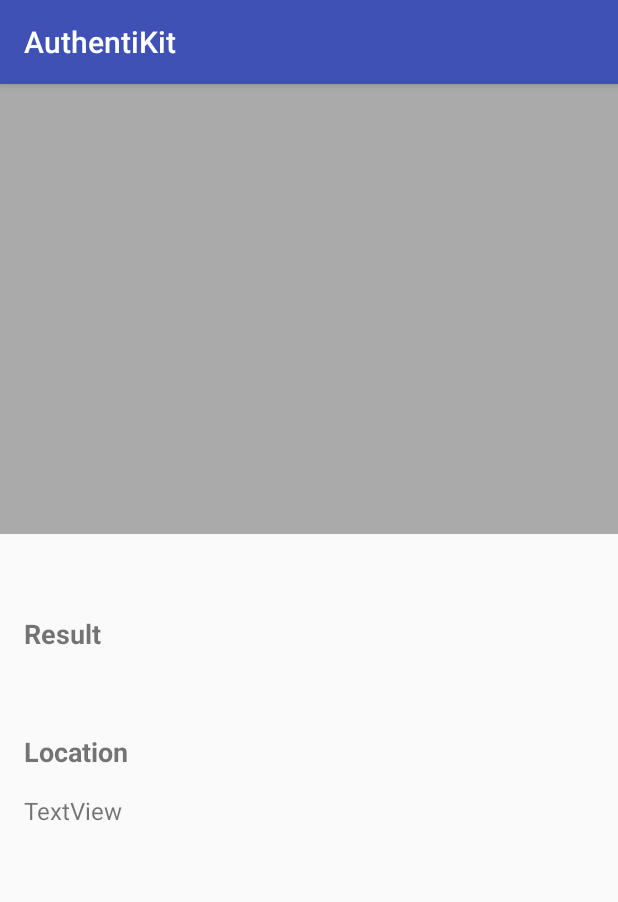
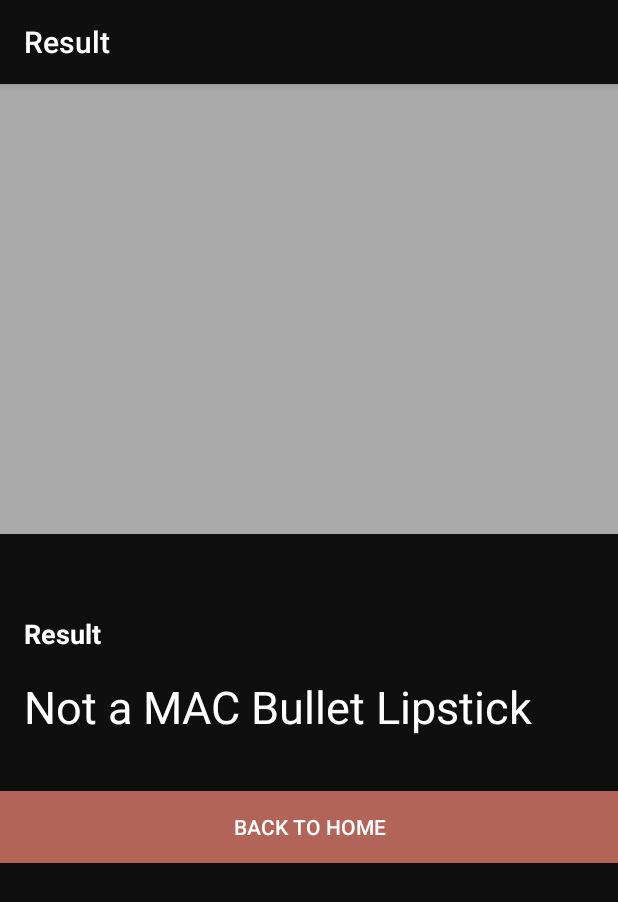
Before and after one commit to moldezjosh/CapstoneProject, an Android app: the ResultActivity screen opened directly, with no data from a screen before it, on a phone screen of 412 x 824 dp. Shown: the top 902 px of the screen. Run offline under Robolectric (Android 15) with nearby library versions, the phone set to English and light mode, and no system bars; our stand-ins replace Firebase (no records; nobody signed in at launch, a user with empty details on screens opened directly), Picasso; pictures from the network do not load; 4 statements that could not run were skipped.

Commit message:
fixed result UI, added home button

```diff
--- a/app/src/main/AndroidManifest.xml
+++ b/app/src/main/AndroidManifest.xml
@@ -36,7 +36,8 @@
         <activity android:name=".ImageProcActivity"></activity>
         <activity android:name=".SignUpActivity"></activity>
         <activity android:name=".LoginActivity"></activity>
-        <activity android:name=".ResultActivity" ></activity>
+        <activity android:name=".ResultActivity"
+            android:label="Result"></activity>
         <activity android:name=".VerifyEmailActivity" ></activity>
         <activity android:name=".ResetPasswordActivity" ></activity>
         <activity android:name=".ReportActivity" ></activity>
--- a/app/src/main/java/com/capstoneproject/capstone/ImageProcActivity.java
+++ b/app/src/main/java/com/capstoneproject/capstone/ImageProcActivity.java
@@ -134,6 +134,7 @@ public class ImageProcActivity extends AbsRuntimePermission implements LocationL
     @Override
     protected void onCreate(Bundle savedInstanceState) {
         super.onCreate(savedInstanceState);
+        getSupportActionBar().hide();
         setContentView(R.layout.activity_imageproc);
 
         //Get Firebase auth instance
@@ -523,9 +524,16 @@ public class ImageProcActivity extends AbsRuntimePermission implements LocationL
 
             matchResult = String.valueOf(finalMatchesList.size());
 
+//            if(finalMatchesList.size()>=300){
+//                authenticity = "Counterfeit MAC";
+//            } else if(finalMatchesList.size()>=200) {
+//                authenticity = "Authentic MAC";
+//            }else if(finalMatchesList.size()<200) {
+//                authenticity = "Not";
+//            }
             if(finalMatchesList.size()<200){
                 authenticity = "Counterfeit MAC";
-            } else {
+            }else{
                 authenticity = "Authentic MAC";
             }
 
--- a/app/src/main/java/com/capstoneproject/capstone/ResultActivity.java
+++ b/app/src/main/java/com/capstoneproject/capstone/ResultActivity.java
@@ -4,6 +4,7 @@ import android.app.ProgressDialog;
 import android.content.DialogInterface;
 import android.content.Intent;
 import android.graphics.Bitmap;
+import android.graphics.Color;
 import android.net.Uri;
 import android.os.Bundle;
 import android.os.Handler;
@@ -14,6 +15,7 @@ import android.support.v7.app.AlertDialog;
 import android.support.v7.app.AppCompatActivity;
 import android.util.Log;
 import android.view.View;
+import android.widget.Button;
 import android.widget.ImageView;
 import android.widget.TextView;
 import android.widget.Toast;
@@ -39,6 +41,7 @@ import java.io.ByteArrayOutputStream;
 public class ResultActivity extends AppCompatActivity {
     private static String TAG = "ResultActivity";
     ImageView image;
+    Button btnHome;
     Bitmap result;
     private static int ALERT_TIME_OUT=3000;
 
@@ -51,21 +54,38 @@ public class ResultActivity extends AppCompatActivity {
         result = ImageProcActivity.queryImage();
         final Bundle extras = getIntent().getExtras();
 
-        //final String email = extras.getString("email");
+
         final String authenticity = extras.getString("authenticity");
-        final String[] location = extras.getStringArray("location");
-        TextView locationView = findViewById(R.id.location);
-        locationView.setText(location[0] + ", " + location[1]);
-
         TextView authRateView = findViewById(R.id.auth_rate);
         authRateView.setText(authenticity);
+
+        if(authenticity.equals("Authentic MAC")){
+            authRateView.setTextColor(Color.GREEN);
+        }else if(authenticity.equals("Counterfeit MAC")){
+            authRateView.setTextColor(Color.RED);
+        }else{
+            authRateView.setText("Not a MAC Bullet Lipstick");
+            authRateView.setTextColor(Color.WHITE);
+        }
+
+
         image = findViewById(R.id.resultImg);
 
+        //match result
         final String matchResult = extras.getString("result");
         TextView info = findViewById(R.id.information);
         info.setText(matchResult);
 
         image.setImageBitmap(result);
+
+        btnHome = findViewById(R.id.btn_home);
+        btnHome.setOnClickListener(new View.OnClickListener() {
+            @Override
+            public void onClick(View v) {
+                startActivity(new Intent(ResultActivity.this, HomeActivity.class));
+                finish();
+            }
+        });
 
         new Handler().
                 postDelayed(new Runnable(){
--- a/app/src/main/res/layout/activity_imageproc.xml
+++ b/app/src/main/res/layout/activity_imageproc.xml
@@ -30,10 +30,5 @@
         android:layout_gravity="bottom|center"
         android:layout_margin="@dimen/fab_margin"
         android:adjustViewBounds="false"
-        app:backgroundTint="@android:color/holo_orange_light"
-        app:srcCompat="?android:attr/textCheckMark" />
-
-
-
-
+        app:srcCompat="@drawable/button" />
 </android.support.design.widget.CoordinatorLayout>
--- a/app/src/main/res/layout/activity_result.xml
+++ b/app/src/main/res/layout/activity_result.xml
@@ -5,6 +5,7 @@
     android:layout_width="match_parent"
     android:layout_height="match_parent"
     app:layout_behavior="@string/appbar_scrolling_view_behavior"
+    android:background="@color/colorPrimary"
     tools:context=".ResultActivity">
 
     <ImageView
@@ -44,7 +45,8 @@
                 android:text="TextView"
                 android:textSize="@dimen/fab_margin"
                 tools:layout_editor_absoluteX="16dp"
-                tools:layout_editor_absoluteY="300dp" />
+                tools:layout_editor_absoluteY="300dp"
+                android:textColor="@color/white"/>
 
             <TextView
                 android:id="@+id/textView6"
@@ -54,7 +56,8 @@
                 android:paddingRight="@dimen/fab_margin"
                 android:text="Result"
                 android:textSize="18sp"
-                android:textStyle="bold" />
+                android:textStyle="bold"
+                android:textColor="@color/white"/>
 
             <TextView
                 android:id="@+id/auth_rate"
@@ -62,26 +65,17 @@
                 android:layout_height="wrap_content"
                 android:padding="@dimen/fab_margin"
                 android:text="TextView"
-                android:textSize="@dimen/fab_margin" />
+                android:textSize="30dp"
+                android:textColor="@color/white"/>
 
-            <TextView
-                android:id="@+id/textView4"
-                android:layout_width="match_parent"
+            <Button
+                android:id="@+id/btn_home"
+                android:layout_width="fill_parent"
                 android:layout_height="wrap_content"
-                android:paddingLeft="@dimen/fab_margin"
-                android:paddingRight="@dimen/fab_margin"
-                android:text="Location"
-                android:textSize="18sp"
-                android:textStyle="bold" />
-
-            <TextView
-                android:id="@+id/location"
-                android:layout_width="match_parent"
-                android:layout_height="wrap_content"
-                android:padding="@dimen/fab_margin"
-                android:text="TextView"
-                android:textSize="@dimen/fab_margin" />
-
+                android:layout_marginTop="20dip"
+                android:background="@color/colorAccent"
+                android:text="@string/btn_home"
+                android:textColor="@android:color/white" />
         </LinearLayout>
     </ScrollView>
 
--- a/app/src/main/res/values/colors.xml
+++ b/app/src/main/res/values/colors.xml
@@ -1,6 +1,6 @@
 <?xml version="1.0" encoding="utf-8"?>
 <resources>
-    <color name="colorPrimary">#3F51B5</color>
+    <color name="colorPrimary">#100F0F</color>
     <color name="colorPrimaryDark">#262020</color>
     <color name="colorAccent">#B26458</color>
 
--- a/app/src/main/res/values/strings.xml
+++ b/app/src/main/res/values/strings.xml
@@ -48,6 +48,7 @@
     <string name="resend">If you did not received any email, Resend verification email.</string>
     <string name="select">Select which part of the lipstick you wish to capture</string>
     <string name="location_prompt">Type of Location</string>
+    <string name="btn_home">Back to Home</string>
 
     <string-array name="location_arrays">
         <item>Independent Boutique</item>
```
Also changed, not shown: app/src/main/res/drawable/button.png (added).
